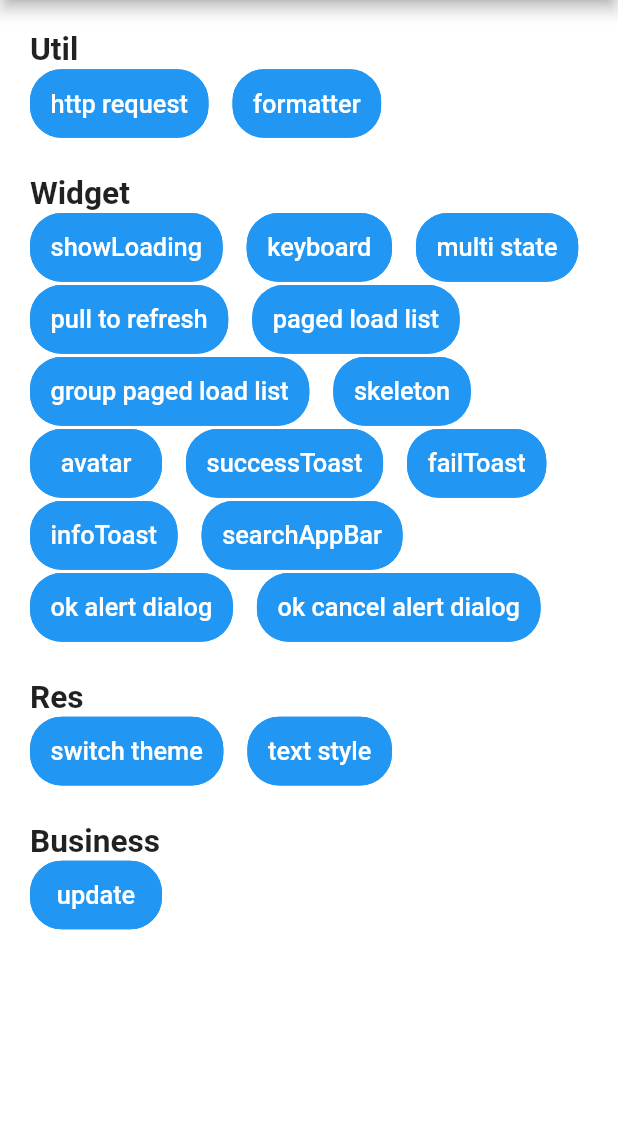
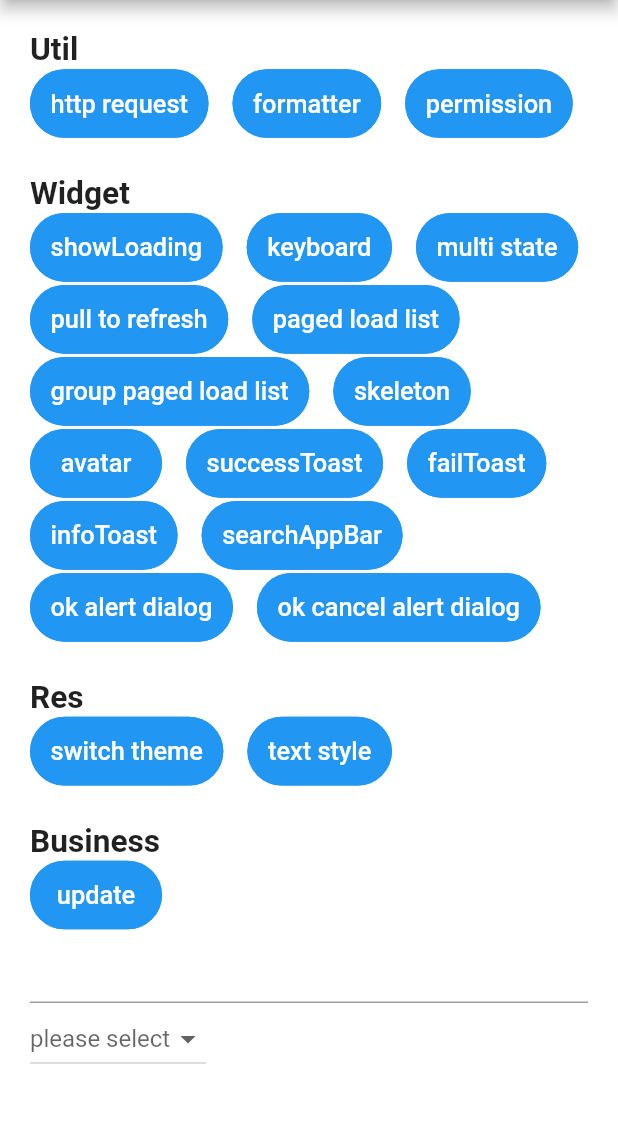
Before and after one commit to cctangwen/wise_util, a Flutter app: the screen it shows after launch, on a phone screen of 412 x 824 dp, the part 84-1207 px from its top. Run offline on Flutter 3.47's test engine with Material 2 defaults, Android fonts, the phone set to English and light mode, and no system bars; our stand-ins replace cached_network_image, dio, flutter_form_builder, flutter_styled_toast, get, grouped_list and 6 more; missing offline and left inert: app_installer; generated files the repository leaves out were written again; Roboto replaces fonts that are missing (Regular).

Commit message:
增加组件

```diff
--- a/example/lib/pages/home/home_view.dart
+++ b/example/lib/pages/home/home_view.dart
@@ -1,10 +1,13 @@
 import 'package:example/router/app_route.dart';
 import 'package:flutter/foundation.dart';
 import 'package:flutter/material.dart';
+import 'package:flutter_form_builder/flutter_form_builder.dart';
 import 'package:get/get.dart';
+import 'package:permission_handler/permission_handler.dart';
 import 'package:wise_util/business/update/app_update_service.dart';
 import 'package:wise_util/res/wise_color.dart';
 import 'package:wise_util/res/wise_style.dart';
+import 'package:wise_util/util/permission_util.dart';
 import 'package:wise_util/widget/wise_alert_dialog/wise_alert_dialog.dart';
 import 'package:wise_util/widget/wise_box.dart';
 import 'package:wise_util/widget/wise_button.dart';
@@ -18,6 +21,20 @@ class HomePage extends StatelessWidget {
 
   final controller = Get.find<HomeController>();
 
+  final _formKey = GlobalKey<FormBuilderState>();
+
+  String? selectedValue;
+  List<String> items = [
+    'Item1',
+    'Item2',
+    'Item3',
+    'Item4',
+    'Item5',
+    'Item6',
+    'Item7',
+    'Item8',
+  ];
+
   @override
   Widget build(BuildContext context) {
     return GetBuilder<HomeController>(
@@ -27,22 +44,48 @@ class HomePage extends StatelessWidget {
           appBar: AppBar(
             title: Text("example"),
           ),
-          body: SingleChildScrollView(
-            child: Container(
-              padding: EdgeInsets.all(20),
-              width: Get.width,
-              height: Get.height,
-              color: WiseColor.colorNormalBackground(),
+          body: Container(
+            padding: EdgeInsets.all(20),
+            width: Get.width,
+            height: Get.height,
+            color: WiseColor.colorNormalBackground(),
+            child: SingleChildScrollView(
               child: Column(
                 crossAxisAlignment: CrossAxisAlignment.start,
                 children: [
-                  _buildUtil(),
+                  _buildUtil(context),
                   WiseBox().hBox20,
                   _buildWidget(context),
                   WiseBox().hBox20,
                   _buildRes(),
                   WiseBox().hBox20,
                   _buildBusiness(),
+                  TextField(
+                    decoration: InputDecoration(),
+                  ),
+                  Container(
+                    child: Column(
+                      mainAxisSize: MainAxisSize.min,
+                      children: [
+                        DropdownButton(
+                          hint: Text("please select"),
+                          items: [
+                            DropdownMenuItem<String>(
+                                value: "11", child: Text("aa")),
+                            DropdownMenuItem<String>(
+                                value: "22", child: Text("bb")),
+                            DropdownMenuItem<String>(
+                                value: "33", child: Text("cc")),
+                            DropdownMenuItem<String>(
+                                value: "44", child: Text("dd")),
+                          ],
+                          onChanged: (a) {
+                            print(a);
+                          },
+                        ),
+                      ],
+                    ),
+                  ),
                 ],
               ),
             ),
@@ -52,7 +95,7 @@ class HomePage extends StatelessWidget {
     );
   }
 
-  Widget _buildUtil() {
+  Widget _buildUtil(BuildContext context) {
     return Column(
       crossAxisAlignment: CrossAxisAlignment.start,
       children: [
@@ -68,6 +111,15 @@ class HomePage extends StatelessWidget {
             }),
             WiseButton.primaryButton("formatter", onPressed: () async {
               Get.toNamed(AppRoute.pageFormatter);
+            }),
+            WiseButton.primaryButton("permission", onPressed: () async {
+              var result = await PermissionUtil.checkPermission(
+                  Permission.storage, context, "快去开启存储权限");
+              if (result) {
+                WiseToast.successToast(context, "权限已开启");
+              } else {
+                WiseToast.failToast(context, "权限已关闭");
+              }
             }),
           ],
         ),
--- a/example/lib/pages/keyboard/keyboard_view.dart
+++ b/example/lib/pages/keyboard/keyboard_view.dart
@@ -60,10 +60,10 @@ class KeyboardPage extends StatelessWidget {
                       }),
                     ],
                   ),
-                  WiseButton.secondButton("openKeyboard", onPressed: () {
+                  WiseButton.secondaryButton("openKeyboard", onPressed: () {
                     controller.openKeyboard(context);
                   }),
-                  WiseButton.secondButton("closeKeyboard", onPressed: () {
+                  WiseButton.secondaryButton("closeKeyboard", onPressed: () {
                     controller.closeKeyboard();
                   }),
                   // WiseDigitalKeyboard(
--- a/example/pubspec.yaml
+++ b/example/pubspec.yaml
@@ -15,6 +15,10 @@ dependencies:
 
   get: 4.3.8
 
+  # 权限控制
+  permission_handler: ^8.1.6
+
+  flutter_form_builder: ^7.1.1
 
 dependency_overrides:
   wise_util:
--- a/lib/business/update/app_update_dialog.dart
+++ b/lib/business/update/app_update_dialog.dart
@@ -103,7 +103,7 @@ class _AppUpdateDialogState extends State<AppUpdateDialog> {
                     secondChild: Row(
                       mainAxisAlignment: MainAxisAlignment.spaceBetween,
                       children: [
-                        WiseButton.secondButton(
+                        WiseButton.secondaryButton(
                           strings.appUpdateDialogCancel,
                           minWidth: 114.w,
                           onPressed: _cancelUpdate,
--- a/lib/util/formatter/number_formatter.dart
+++ b/lib/util/formatter/number_formatter.dart
@@ -2,8 +2,11 @@ import 'package:intl/intl.dart';
 
 import '/config/wise_config.dart';
 
+///数字格式化类
 class NumberFormatter {
   ///格式化数字
+  ///number:格式化内容
+  ///isPercent：是否是百分数，若为true，则格式化结果添加百分号（默认不是）。
   static String format(number, {bool isPercent = false}) {
     if (number == null) {
       number = 0;
--- a/lib/widget/wise_button.dart
+++ b/lib/widget/wise_button.dart
@@ -18,7 +18,7 @@ class WiseButton {
       padding: EdgeInsets.symmetric(horizontal: 12.w),
       shape: RoundedRectangleBorder(
         side: BorderSide(color: WiseColor.colorPrimary(), width: 1.w),
-        borderRadius: BorderRadius.all(Radius.circular(20.r)),
+        borderRadius: BorderRadius.all(Radius.circular(24.r)),
       ),
       color: WiseColor.colorPrimary(),
       height: height ?? 40.w,
@@ -36,7 +36,7 @@ class WiseButton {
   }
 
   ///次要按钮
-  static Widget secondButton(
+  static Widget secondaryButton(
     String data, {
     required VoidCallback? onPressed,
     double? height,
@@ -49,7 +49,7 @@ class WiseButton {
         side: BorderSide(
             color: Get.isDarkMode ? Color(0xFF636366) : Color(0xFFD1D1D6),
             width: 1.w),
-        borderRadius: BorderRadius.all(Radius.circular(20.r)),
+        borderRadius: BorderRadius.all(Radius.circular(24.r)),
       ),
       color: WiseColor.colorNormalBackground(),
       height: height ?? 40.w,
@@ -65,4 +65,28 @@ class WiseButton {
       ),
     );
   }
+
+  ///文本按钮
+  static Widget textButton(
+    String data, {
+    required VoidCallback? onPressed,
+    EdgeInsetsGeometry? padding,
+    Color? textColor,
+  }) {
+    return InkWell(
+      onTap: onPressed,
+      child: Padding(
+        padding: padding ?? EdgeInsets.all(0.0),
+        child: Text(
+          data,
+          style: TextStyle(
+            color: textColor ?? WiseColor.colorPrimary(),
+            fontSize: 14.sp,
+            fontFamily: 'Regular',
+            fontWeight: FontWeight.w400,
+          ),
+        ),
+      ),
+    );
+  }
 }
```
Also changed, not shown: lib/util/permission_util.dart (+10 -25 lines), lib/widget/wise_alert_dialog/show_wise_alert_dialog.dart (+5 -2 lines), lib/widget/wise_digital_keyboard.dart (+16 -4 lines), lib/widget/wise_drop_down.dart (added, +109 -0 lines), example/pubspec.lock, pubspec.lock, 1 other file.
